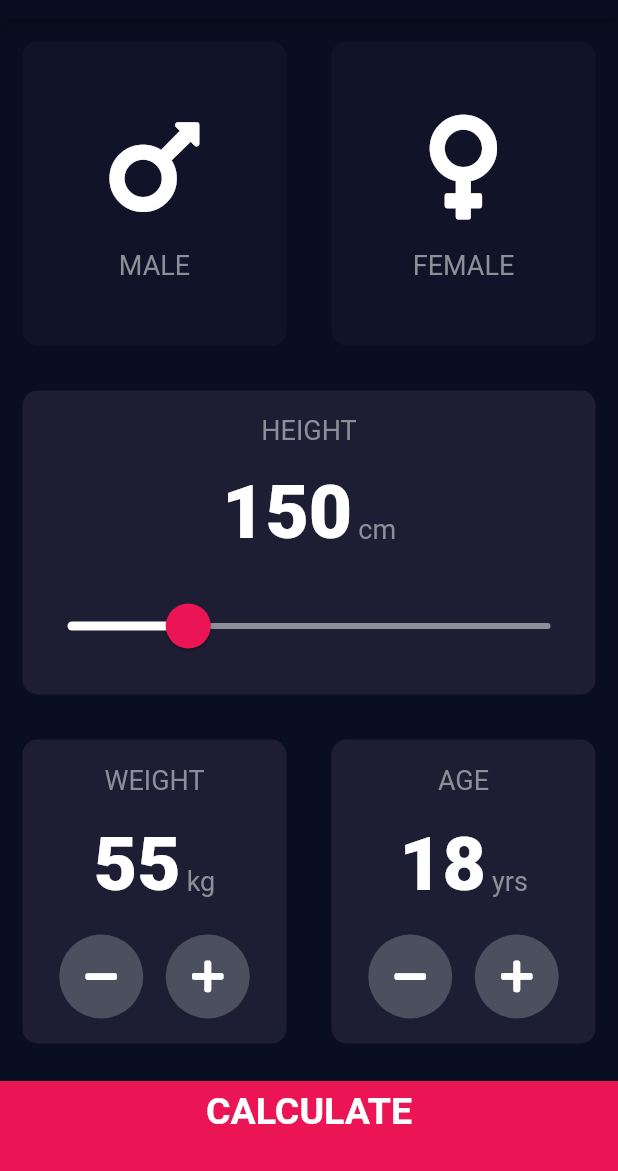
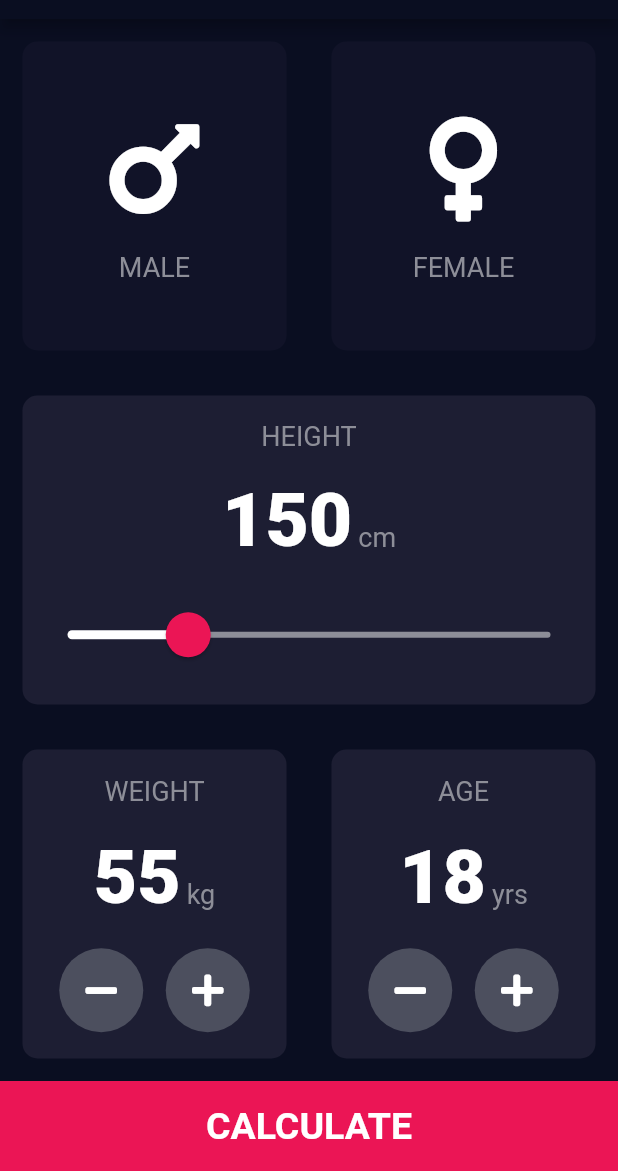
Before and after one commit to PratthamArora/bmi_calculator, a Flutter app: the screen it shows after launch, on a phone screen of 412 x 824 dp, the part 65-1236 px from its top. Run offline on Flutter 3.47's test engine with Material 2 defaults, Android fonts, the phone set to English and light mode, and no system bars; our stand-ins replace font_awesome_flutter.

Commit message:
fixed padding

```diff
--- a/lib/components/calculate_button.dart
+++ b/lib/components/calculate_button.dart
@@ -23,8 +23,6 @@ class CalculateButton extends StatelessWidget {
           ),
         ),
         color: kBtmContainerColour,
-        padding: EdgeInsets.only(bottom: 20.0),
-        margin: EdgeInsets.only(top: 10.0),
         height: kBtmContHeight,
         width: double.infinity,
       ),
```
